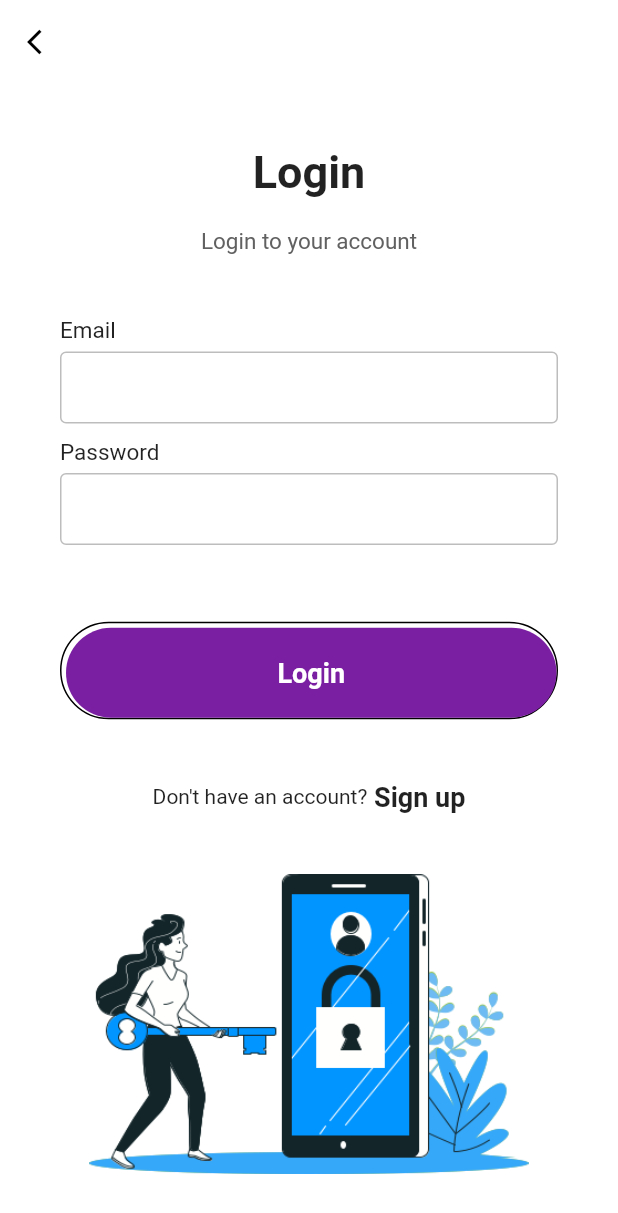
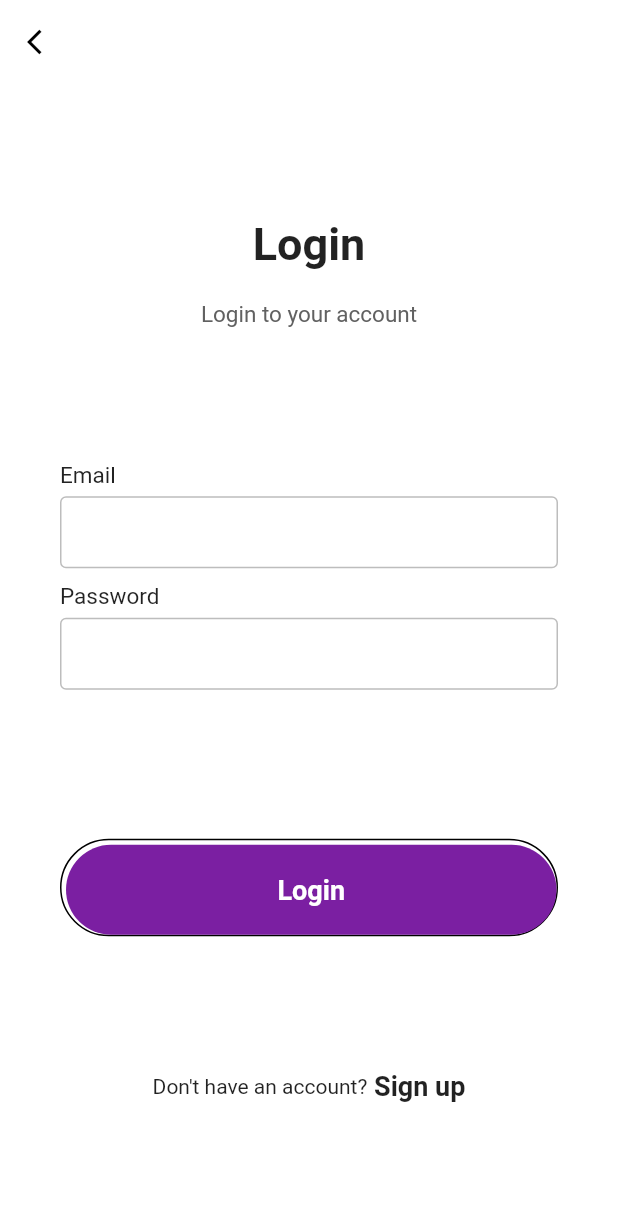
Before and after one commit to cepdnaclk/e17-3yp-Smart-Cradle, a Flutter app: the screen it shows after launch, after a tap on "Login", on a phone screen of 412 x 824 dp. Shown: the top 1213 px of the screen. Run offline on Flutter 3.47's test engine with Material 2 defaults, Android fonts, the phone set to English and light mode, and no system bars.

Commit message:
updated login.dart - comment out the bg image

```diff
--- a/Front End/cradle_app/lib/login.dart
+++ b/Front End/cradle_app/lib/login.dart
@@ -104,7 +104,7 @@ class LoginPage extends StatelessWidget {
                   ],
                 ),
 
-                Container(
+             /*   Container(
                   padding: EdgeInsets.only(top: 100),
                   height: 200,
                   decoration: BoxDecoration(
@@ -114,7 +114,7 @@ class LoginPage extends StatelessWidget {
                     ),
 
                   ),
-                )
+                )*/
 
               ],
             ))
```
